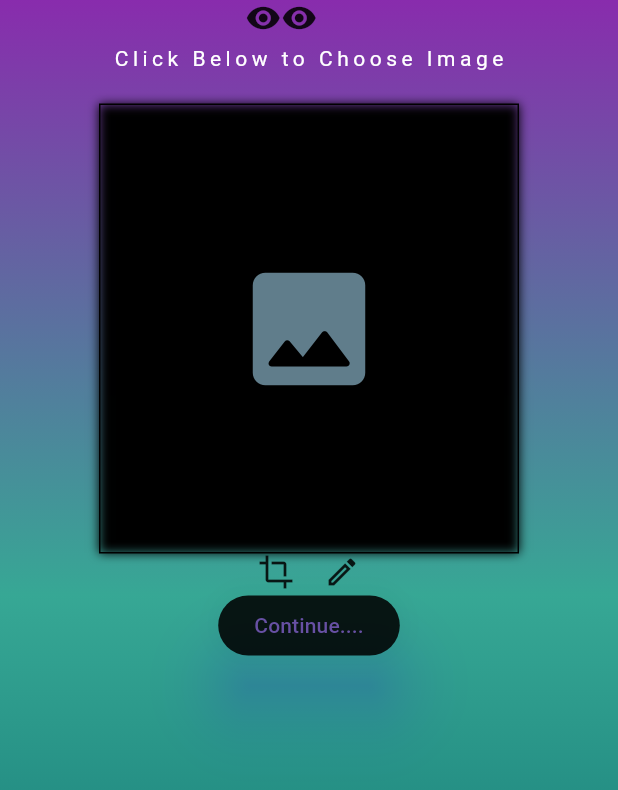
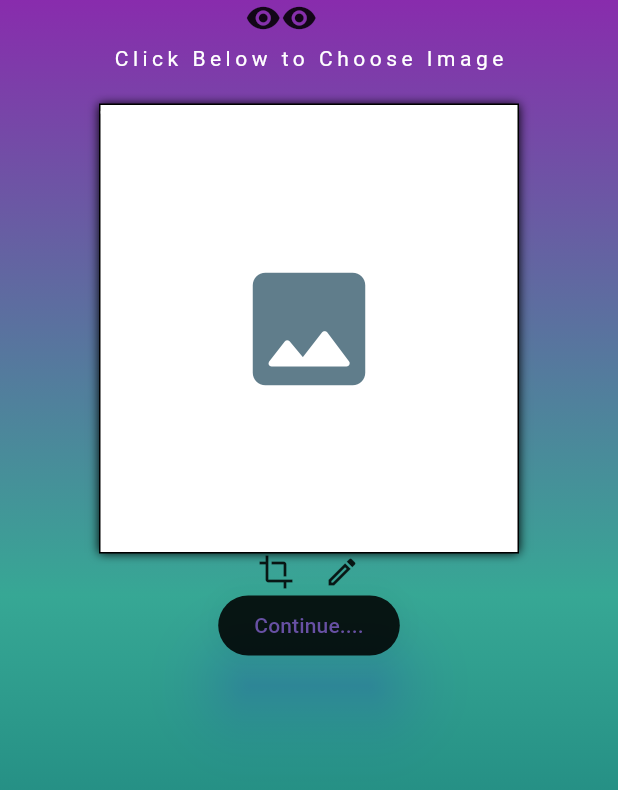
Before and after one commit to aivan2798/Image_Analyzer, a Flutter app: the screen it shows after launch, after a tap on "Continue....", on a phone screen of 412 x 824 dp, the part 45-835 px from its top. Run offline on Flutter 3.47's test engine with Material 3 defaults, Android fonts, the light colour scheme and no system bars; our stand-ins replace animated_text_kit, image_cropper, image_picker; missing offline and left inert: colorfilter_generator, dart:ffi, flutter_image_editor, flutter_isolate, image_compare, image_editor and 5 more.

Commit message:
fixed the compareImages isolate, and ui fixes....preparing to clean up the code

```diff
--- a/lib/components.dart
+++ b/lib/components.dart
@@ -38,6 +38,7 @@ import 'package:image_compare/image_compare.dart';
 import 'package:flutter_isolate/flutter_isolate.dart';
 import 'package:flutter/services.dart';
 import 'package:flutter_image_editor/flutter_image_editor.dart';
+import 'package:loading_animations/loading_animations.dart';
 
 //import 'dart:js_interop';
 
@@ -168,6 +169,9 @@ class ImagePicker1State extends State<ImagePicker1> with SingleTickerProviderSta
   double brightness_contrast = 0, exposure_val = 0, saturation_val = 3;
 
   bool page_1_ctrls = false;
+
+  bool is_saving_img = false;
+
   late img_man.Image my_image;
   late Uint8List my_image_bytes ;
   late Uint8List image_2_bytes;
@@ -236,6 +240,7 @@ class ImagePicker1State extends State<ImagePicker1> with SingleTickerProviderSta
       else
       {
         print("image comparision: $message");
+        comparision_value = (1.0-message);
         startComparision();
       }
     });
@@ -246,7 +251,12 @@ class ImagePicker1State extends State<ImagePicker1> with SingleTickerProviderSta
     //
   }
 
-
+  void setSavingImg()
+  {
+    setState(() {
+      is_saving_img = !is_saving_img;
+    });
+  }
 
   void startComparision()
   {
@@ -409,13 +419,17 @@ class ImagePicker1State extends State<ImagePicker1> with SingleTickerProviderSta
                                                 setImage(image_file);
 
                                               },
-                                              child:Container(
+                                              child:Stack(
+                                              children:[
+
+                                                          Container(
 
                                                                 margin: EdgeInsets.only(top: 20),
                                                                 width: 280,
                                                                 height:300,
                                                                 decoration: BoxDecoration(
                                                                     border: Border.all(color: Colors.black),
+                                                                    color: Colors.white,
                                                                     boxShadow: [BoxShadow(color: Colors.black,blurRadius: 5)]
                                                                     ),
                                                                 child:(is_image==false)?Icon(IconData(0xf80d, fontFamily: 'MaterialIcons'),semanticLabel: "choose an image",size: 100,color: Colors.blueGrey,): WidgetsToImage(child: OnImageMatrixWidget(
@@ -450,6 +464,23 @@ class ImagePicker1State extends State<ImagePicker1> with SingleTickerProviderSta
                                                 //file(fit:BoxFit.fill,File(image_path))
                                                 //child: Image.file(File(image_path))
 
+                                              ),
+                                              (is_saving_img==true)?Container(
+                                                                margin: EdgeInsets.only(top: 20),
+                                                                width: 280,
+                                                                height:300,
+                                                                color: const Color.fromARGB(210, 30, 29, 29),
+
+                                                                child:LoadingFlipping.circle()
+                                                          ):Container(
+                                                            margin: EdgeInsets.only(top: 20),
+                                                                width: 280,
+                                                                height:300,
+                                                                child: Text("Touch here to replace or add image",style:TextStyle(color: Colors.white70,
+                                                        fontWeight:FontWeight.bold,
+                                                        letterSpacing: 2))
+                                                          )
+                                                ]
                                             )
                               ),
                               Row(
@@ -574,9 +605,15 @@ class ImagePicker1State extends State<ImagePicker1> with SingleTickerProviderSta
                                                               /*File file = File.new(image_path);
                                                               file.writeAsBytes(img);*/
                                                             */
+                                                              setSavingImg();
                                                               my_image_bytes = await widget_img_ctrl.capture() as Uint8List;
+                                                              setSavingImg();
+
+                                                              if(is_saving_img==false)
+                                                              {
                                                                 page_ctrl.nextPage(duration: Duration(seconds: 1),
                                                                 curve: Curves.bounceOut);
+                                                              }
 
 
 
@@ -725,7 +762,9 @@ class ImagePicker1State extends State<ImagePicker1> with SingleTickerProviderSta
               ]);
 
     page_3 = Column(
-                                        children: [Text("Comparing The Images",style: TextStyle(color: Colors.white)),
+                                        children: [Text("Comparing The Images",style: TextStyle(color: Colors.white,
+                                                        fontWeight:FontWeight.bold,
+                                                        letterSpacing: 3)),
                                         (is_image==true)&&(is_image2==true)?Row(
                                   //crossAxisAlignment: CrossAxisAlignment.center,
                                             mainAxisAlignment: MainAxisAlignment.center,
@@ -795,24 +834,27 @@ class ImagePicker1State extends State<ImagePicker1> with SingleTickerProviderSta
                                               child:ElevatedButton(
                                                           onPressed: () async
                                                                       {
+                                                                        if(start_comparision==false)
+                                                                        {
                                                                         startComparision();
-                                                                        var image_1 = File(image_path);
-                                                                        var image_2 = File(image_2_path);
+                                                                        //var image_1 = File(image_path);
+                                                                        //var image_2 = File(image_2_path);
 
                                                                         //flutterCompute(compareNow,[image_1,image_2]);
                                                                         //Uint8List image_2_bytes = await image_2.readAsBytes();
                                                                         compare_remote_send_port.send([my_image_bytes,image_2_bytes]);
+                                                                        }
                                                                         //startComparision();
 
 
                                                                        // page_ctrl.nextPage(duration: Duration(seconds: 1),
                                                                        // curve: Curves.bounceOut);
                                                                       },
-                                                          child: Text("COMPARE"),
+                                                          child: (start_comparision==false)?Text("COMPARE"):Text("WAIT...."),
                                                           style: ButtonStyle(
-                                                                              backgroundColor: MaterialStatePropertyAll(Colors.black87),
-                                                                              elevation: MaterialStatePropertyAll(20),
-                                                                              shadowColor: MaterialStatePropertyAll(Colors.blueAccent)
+                                                                              backgroundColor: (start_comparision==false)?MaterialStatePropertyAll(Colors.black87):MaterialStatePropertyAll(Color.fromARGB(213, 155, 85, 182)),
+                                                                              elevation: (start_comparision==false)?MaterialStatePropertyAll(20):MaterialStatePropertyAll(100),
+                                                                              shadowColor: (start_comparision==false)?MaterialStatePropertyAll(Colors.blueAccent):MaterialStatePropertyAll(Colors.black45)
                                                                             )
                                                           )
                                                       ),
@@ -821,13 +863,37 @@ class ImagePicker1State extends State<ImagePicker1> with SingleTickerProviderSta
                                             ]
                                 ),
                                 Container(
-                                  margin: EdgeInsets.only(top:20),
-                                  child:Row(
+
+                                                  margin: EdgeInsets.only(left:(((MediaQuery.of(build_context).size.width)/50)),top:30),
+
+                                                  child:Text("RESULTS",style:TextStyle(color: Colors.white70,
+                                                        fontWeight:FontWeight.bold,
+                                                        letterSpacing: 3))
+                                                ),
+                                Container(
+                                  height: 200,
+                                  padding: EdgeInsets.only(top:20),
+
+                                  //width: (MediaQuery.of(build_context).size.width)-100,
+                                  margin: EdgeInsets.only(top:20,left: 20,right:30),
+                                  decoration: BoxDecoration(
+                                                 // border: Border.all(color: Colors.black),
+                                                  //color: Color.fromARGB(255, 3, 88, 98),
+                                                  gradient:LinearGradient(colors:[Color.fromARGB(213, 196, 90, 238),Color.fromARGB(201, 1, 146, 120),Color.fromARGB(201, 1, 146, 120),Color.fromARGB(255, 3, 88, 98)]),
+                                                  boxShadow: [BoxShadow(color:Colors.black,blurRadius: 10,blurStyle: BlurStyle.solid)]
+                                                      ),
+                                  child:
+                                      Row(
+                                              mainAxisAlignment: MainAxisAlignment.start,
+                                              crossAxisAlignment: CrossAxisAlignment.start,
                                               children:[
+
                                                 Text("COMPARISION SCORE: ",style:TextStyle(color: Colors.white70,
                                                         fontWeight:FontWeight.bold,
                                                         letterSpacing: 3)),
-                                                Text(comparision_value.toString())
+                                                Text(comparision_value==0.0?"_ _":comparision_value.toString(),style:TextStyle(color: Colors.white70,
+                                                        fontWeight:FontWeight.bold,
+                                                        letterSpacing: 3))
                                               ]
                                             )
                                           )
--- a/pubspec.yaml
+++ b/pubspec.yaml
@@ -26,6 +26,7 @@ dependencies:
   flutter_isolate: ^2.0.4
   flutter_image_editor: ^2.1.0
   widgets_to_image: ^0.0.2
+  loading_animations: ^2.2.0
   #extended_image: ^8.2.0
 
 
```
Also changed, not shown: pubspec.lock. Lines whose indentation alone changed are shown as unchanged.
